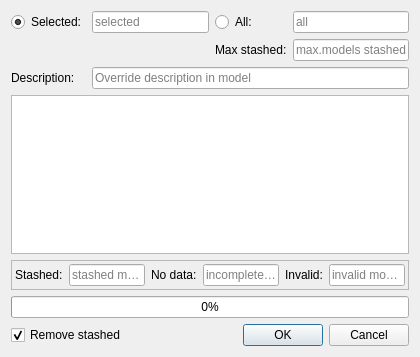
Old version of the form src/blackgui/components/dbautostashingcomponent.ui in the repository swift-project/pilotclient.
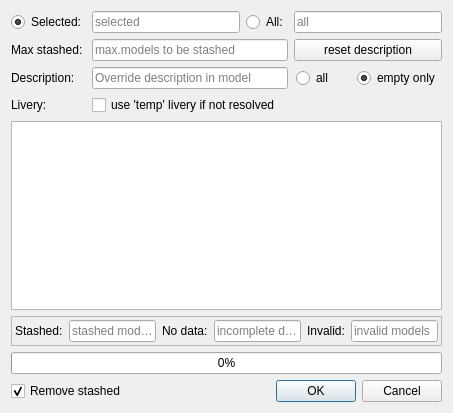
New version of the form. Custom widgets are drawn as their Qt base class.

Commit message: refs #745, allow to decide which descriptions are overridden in auto stashing * adjusted CAircraftModel to ignore auto generated message * radio buttons in GUI to select all/non-empty descriptions * allow to use the temp. livery

What changed in the file:
```diff
--- a/src/blackgui/components/dbautostashingcomponent.ui
+++ b/src/blackgui/components/dbautostashingcomponent.ui
@@ -6,8 +6,8 @@
    <rect>
     <x>0</x>
     <y>0</y>
-    <width>420</width>
-    <height>357</height>
+    <width>453</width>
+    <height>413</height>
    </rect>
   </property>
   <property name="windowTitle">
@@ -16,48 +16,14 @@
   <layout class="QVBoxLayout" name="vl_AutoStashing">
    <item>
     <layout class="QGridLayout" name="gl_AutoStashing">
-     <item row="6" column="0" colspan="4">
-      <widget class="QProgressBar" name="pb_StashingProgress">
-       <property name="value">
-        <number>0</number>
-       </property>
-      </widget>
-     </item>
-     <item row="0" column="3">
-      <widget class="QLineEdit" name="le_All">
-       <property name="readOnly">
-        <bool>true</bool>
-       </property>
-       <property name="placeholderText">
-        <string>all</string>
-       </property>
-      </widget>
-     </item>
-     <item row="7" column="0" colspan="2" alignment="Qt::AlignLeft">
-      <widget class="QCheckBox" name="cb_RemovedChecked">
+     <item row="2" column="0">
+      <widget class="QLabel" name="lbl_Description">
        <property name="text">
-        <string>Remove stashed</string>
+        <string>Description:</string>
        </property>
-       <property name="checked">
-        <bool>true</bool>
-       </property>
       </widget>
      </item>
-     <item row="1" column="2">
-      <widget class="QLabel" name="lbl_Max">
-       <property name="text">
-        <string>Max stashed:</string>
-       </property>
-      </widget>
-     </item>
-     <item row="1" column="3">
-      <widget class="QLineEdit" name="le_MaxModelsStashed">
-       <property name="placeholderText">
-        <string>max.models stashed</string>
-       </property>
-      </widget>
-     </item>
-     <item row="4" column="0" colspan="4">
+     <item row="5" column="0" colspan="4">
       <widget class="BlackGui::Views::CStatusMessageView" name="tvp_StatusMessages">
        <property name="selectionMode">
         <enum>QAbstractItemView::NoSelection</enum>
@@ -67,7 +33,14 @@
        </attribute>
       </widget>
      </item>
-     <item row="7" column="2" colspan="2">
+     <item row="0" column="2">
+      <widget class="QRadioButton" name="rb_All">
+       <property name="text">
+        <string>All:</string>
+       </property>
+      </widget>
+     </item>
+     <item row="8" column="2" colspan="2">
       <widget class="QDialogButtonBox" name="bb_AutoStashing">
        <property name="orientation">
         <enum>Qt::Horizontal</enum>
@@ -77,31 +50,7 @@
        </property>
       </widget>
      </item>
-     <item row="0" column="2">
-      <widget class="QRadioButton" name="rb_All">
-       <property name="text">
-        <string>All:</string>
-       </property>
-      </widget>
-     </item>
-     <item row="0" column="1">
-      <widget class="QLineEdit" name="le_Selected">
-       <property name="readOnly">
-        <bool>true</bool>
-       </property>
-       <property name="placeholderText">
-        <string>selected</string>
-       </property>
-      </widget>
-     </item>
-     <item row="2" column="0">
-      <widget class="QLabel" name="lbl_Description">
-       <property name="text">
-        <string>Description:</string>
-       </property>
-      </widget>
-     </item>
-     <item row="2" column="1" colspan="3">
+     <item row="2" column="1" colspan="2">
       <widget class="QLineEdit" name="le_Description">
        <property name="maxLength">
         <number>255</number>
@@ -111,6 +60,16 @@
        </property>
       </widget>
      </item>
+     <item row="0" column="1">
+      <widget class="QLineEdit" name="le_Selected">
+       <property name="readOnly">
+        <bool>true</bool>
+       </property>
+       <property name="placeholderText">
+        <string>selected</string>
+       </property>
+      </widget>
+     </item>
      <item row="0" column="0">
       <widget class="QRadioButton" name="rb_Selected">
        <property name="text">
@@ -121,7 +80,7 @@
        </property>
       </widget>
      </item>
-     <item row="5" column="0" colspan="4">
+     <item row="6" column="0" colspan="4">
       <widget class="QFrame" name="fr_Statistics">
        <property name="frameShape">
         <enum>QFrame::StyledPanel</enum>
@@ -199,6 +158,106 @@
        </layout>
       </widget>
      </item>
+     <item row="1" column="1" colspan="2">
+      <widget class="QLineEdit" name="le_MaxModelsStashed">
+       <property name="placeholderText">
+        <string>max.models to be stashed</string>
+       </property>
+      </widget>
+     </item>
+     <item row="2" column="3">
+      <widget class="QWidget" name="wi_DescriptionRadioButtons" native="true">
+       <layout class="QHBoxLayout" name="hl_DescriptionButtons">
+        <property name="leftMargin">
+         <number>2</number>
+        </property>
+        <property name="topMargin">
+         <number>1</number>
+        </property>
+        <property name="rightMargin">
+         <number>2</number>
+        </property>
+        <property name="bottomMargin">
+         <number>1</number>
+        </property>
+        <item>
+         <widget class="QRadioButton" name="rb_DescriptionAll">
+          <property name="text">
+           <string>all</string>
+          </property>
+         </widget>
+        </item>
+        <item>
+         <widget class="QRadioButton" name="rb_DescriptionEmptyOnly">
+          <property name="toolTip">
+           <string>apply only if description is empty</string>
+          </property>
+          <property name="text">
+           <string>empty only</string>
+          </property>
+          <property name="checked">
+           <bool>true</bool>
+          </property>
+         </widget>
+        </item>
+       </layout>
+      </widget>
+     </item>
+     <item row="1" column="3">
+      <widget class="QPushButton" name="pb_ResetDescription">
+       <property name="text">
+        <string>reset description</string>
+       </property>
+      </widget>
+     </item>
+     <item row="7" column="0" colspan="4">
+      <widget class="QProgressBar" name="pb_StashingProgress">
+       <property name="value">
+        <number>0</number>
+       </property>
+      </widget>
+     </item>
+     <item row="1" column="0">
+      <widget class="QLabel" name="lbl_Max">
+       <property name="text">
+        <string>Max stashed:</string>
+       </property>
+      </widget>
+     </item>
+     <item row="0" column="3">
+      <widget class="QLineEdit" name="le_All">
+       <property name="readOnly">
+        <bool>true</bool>
+       </property>
+       <property name="placeholderText">
+        <string>all</string>
+       </property>
+      </widget>
+     </item>
+     <item row="8" column="0" colspan="2" alignment="Qt::AlignLeft">
+      <widget class="QCheckBox" name="cb_RemovedChecked">
+       <property name="text">
+        <string>Remove stashed</string>
+       </property>
+       <property name="checked">
+        <bool>true</bool>
+       </property>
+      </widget>
+     </item>
+     <item row="3" column="0">
+      <widget class="QLabel" name="lbl_Livery">
+       <property name="text">
+        <string>Livery:</string>
+       </property>
+      </widget>
+     </item>
+     <item row="3" column="1" colspan="2">
+      <widget class="QCheckBox" name="cb_UseTempLivery">
+       <property name="text">
+        <string>use 'temp' livery if not resolved</string>
+       </property>
+      </widget>
+     </item>
     </layout>
    </item>
   </layout>
```
Left out of the diff: 17 changed lines with no effect on the pictures. The commit also changes 2 other files.
